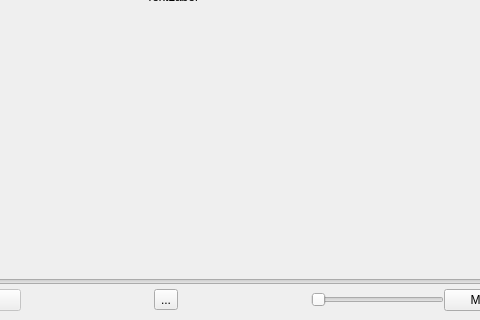
First picture: the form in src/player/player.ui, repository vkohaupt/vokoscreenNG, before the edit; both pictures show x 228 to 708 and y 280 to 600 of the 800 by 600 pixel window.
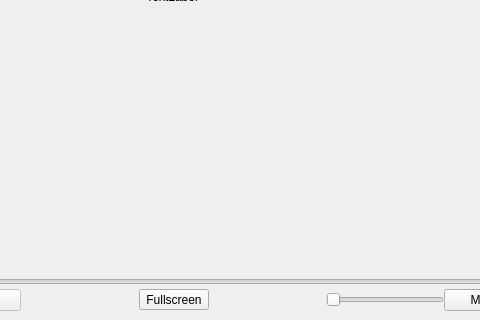
Second picture: the form after the edit.

Commit message: player fullscreenbutton

```diff
--- a/src/player/player.ui
+++ b/src/player/player.ui
@@ -166,7 +166,7 @@
         <item>
          <widget class="QToolButton" name="toolButtonFullscreen">
           <property name="text">
-           <string>...</string>
+           <string notr="true">Fullscreen</string>
           </property>
          </widget>
         </item>
```
Left out of the diff: 2 changed lines with no effect on the pictures.
